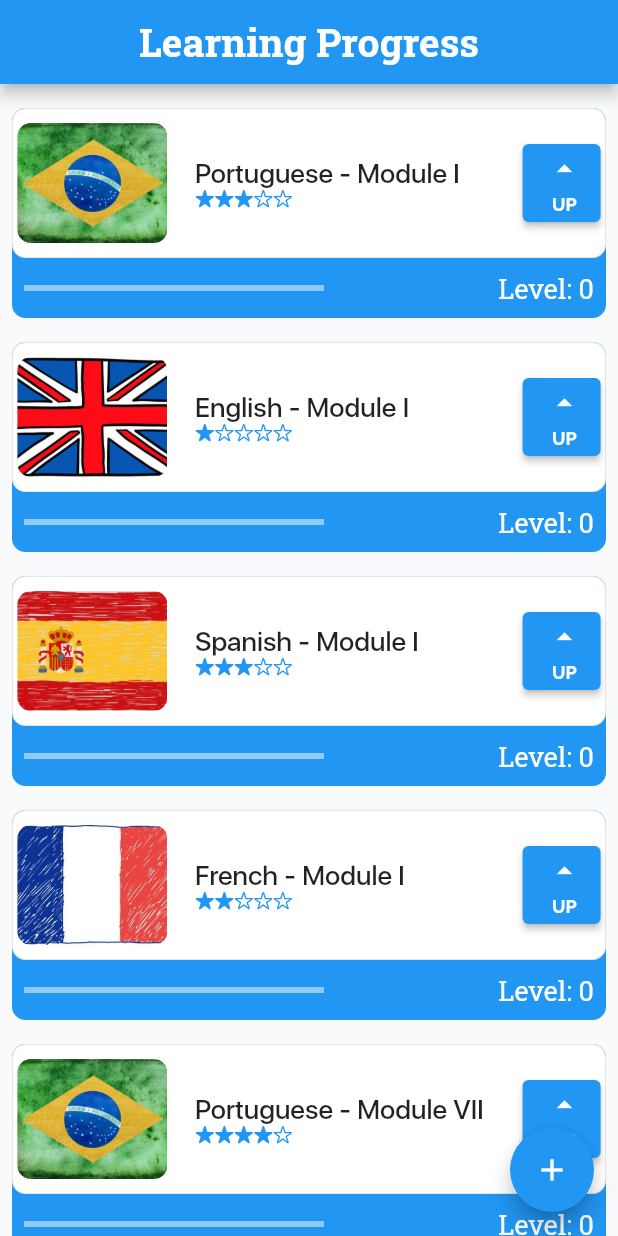
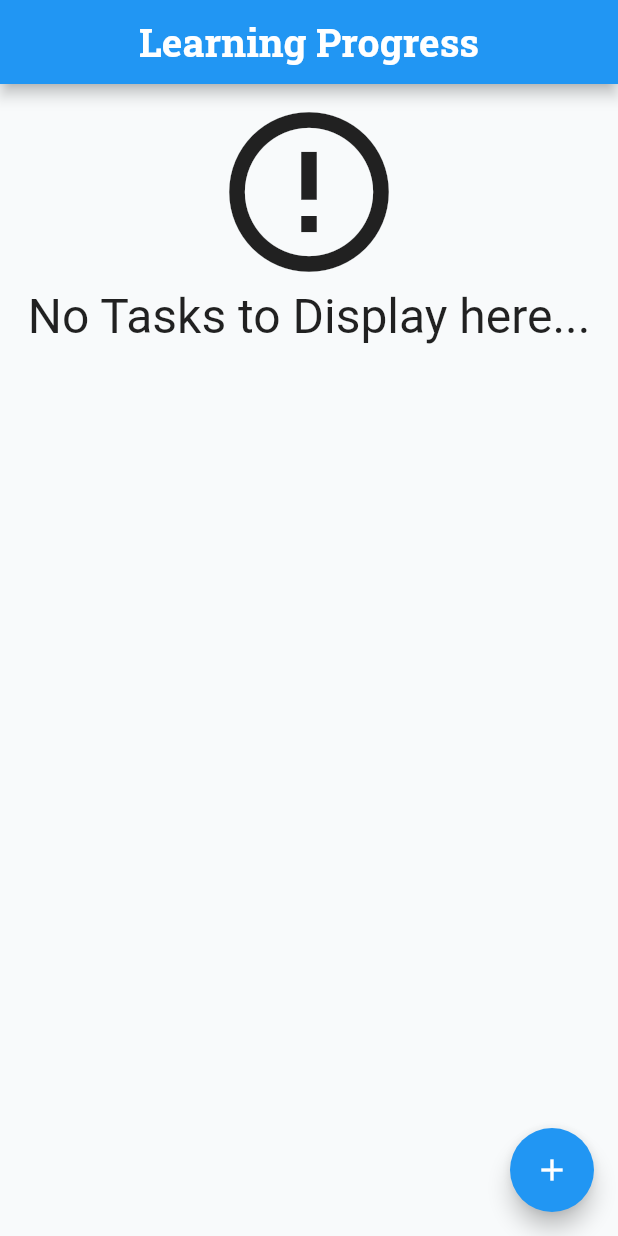
Before and after one commit to RickHPotter/self_study_notes.dart, a Flutter app: the screen it shows after launch, on a phone screen of 412 x 824 dp. Run offline on Flutter 3.47's test engine with Material 2 defaults, Android fonts, the phone set to English and light mode, and no system bars; our stand-ins replace sqflite; accounts and stored records are empty; project files that could hold a hidden picture were left out.

Commit message:
Merge remote-tracking branch 'origin/master'

```diff
--- /dev/null
+++ b/lib/data/task_dao.dart
@@ -0,0 +1,89 @@
+import 'package:lesson_one/data/database.dart';
+import 'package:sqflite/sqflite.dart';
+
+import '../components/task.dart';
+
+class TaskDao {
+  static const String _tableName = 'taskTable';
+  static const String _name = 'name';
+  static const String _difficulty = 'difficulty';
+  static const String _url = 'url';
+
+  static const String tableSQL = 'CREATE TABLE $_tableName('
+      '$_name TEXT, $_difficulty INTEGER, $_url TEXT)';
+
+  List<Task> toList(List<Map<String, dynamic>> tasksMap) {
+    print('Parsing Map into List...');
+    final List<Task> tasks = [];
+    for (Map<String, dynamic> line in tasksMap) {
+      final Task task = Task(
+        title: line[_name],
+        path: line[_url],
+        difficulty: line[_difficulty],
+      );
+      tasks.add(task);
+    }
+    print('Tasks List $tasks.');
+    return tasks;
+  }
+
+  Map<String, dynamic> toMap(Task task) {
+    print('Parsing List into Map...');
+    final Map<String, dynamic> tasks = {};
+    tasks.addAll(
+        {_name: task.title, _url: task.path, _difficulty: task.difficulty});
+    print('TasksMap has been created $tasks.');
+    return tasks;
+  }
+
+  // CREATE
+  create(Task task) async {
+    print('Initiating database...');
+    final Database db = await getDataBase();
+    var itemExists = await findSome(task.title);
+    Map<String, dynamic> tasksMap = toMap(task);
+
+    if (itemExists.isEmpty) {
+      print('Task does not exist.');
+      return await db.insert(_tableName, tasksMap);
+    } else {
+      print('Task already exists.');
+      return await db.update(_tableName, tasksMap,
+          where: '$_name = ?', whereArgs: [task.title]);
+    }
+  }
+
+  // READ
+  Future<List<Task>> findAll() async {
+    print('Accessing findAll()');
+    final Database db = await getDataBase();
+    final List<Map<String, dynamic>> tasks = await db.query(_tableName);
+    print('Looking up data... \nFound $tasks');
+    return toList(tasks);
+  }
+
+  Future<List<Task>> findSome(String taskName) async {
+    print('Accessing findSome()');
+    final Database db = await getDataBase();
+    final List<Map<String, dynamic>> tasks = await db.query(
+      _tableName,
+      where: '$_name = ?',
+      whereArgs: [taskName],
+    );
+    print('Looking up data... \nFound $tasks');
+    return toList(tasks);
+  }
+
+  // UPDATE
+
+  // DELETE
+  delete(String taskName) async {
+    print('Deleting task...');
+    final Database db = await getDataBase();
+    return db.delete(
+      _tableName,
+      where: '$_name = ?',
+      whereArgs: [taskName],
+    );
+  }
+}
--- a/lib/data/task_inherited.dart
+++ b/lib/data/task_inherited.dart
@@ -36,7 +36,11 @@ class TaskInherited extends InheritedWidget {
     ),
   ];
 
-  void newTask({required String title, required int difficulty, required String path}) {
+  void newTask({
+    required String title,
+    required int difficulty,
+    required String path
+  }) {
     taskList.add(Task(title: title, difficulty: difficulty, path: path));
   }
 
--- a/lib/routes/init.dart
+++ b/lib/routes/init.dart
@@ -1,8 +1,11 @@
 import 'package:flutter/material.dart';
-import 'package:lesson_one/data/task_inherited.dart';
 // import 'package:flutter/cupertino.dart';
 
 // import '../components/task.dart';
+// import 'package:lesson_one/data/task_inherited.dart';
+
+import '../components/task.dart';
+import '../data/task_dao.dart';
 import 'form.dart';
 
 class HomeScreen extends StatelessWidget {
@@ -23,11 +26,50 @@ class HomeScreen extends StatelessWidget {
       ),
       body: Container(
         color: const Color.fromARGB(40, 236, 249, 255),
-        child: ListView(
+        child: Padding(
           padding: const EdgeInsets.only(top: 8, bottom: 80),
-          children: TaskInherited.of(context).taskList,
+          child: FutureBuilder<List<Task>>(
+              future: TaskDao().findAll(),
+              builder: (context, snapshot)
+              {
+                List<Task>? items = snapshot.data;
+                switch (snapshot.connectionState) {
+                  case ConnectionState.none:
+                    return buildLoadingCenter();
+                  case ConnectionState.waiting:
+                    return buildLoadingCenter();
+                  case ConnectionState.active:
+                    return buildLoadingCenter();
+                  case ConnectionState.done:
+                    if (snapshot.hasData && items != null) {
+                    print('imhere');
+                      if (items.isNotEmpty) {
+
+                      return ListView.builder(
+                          itemCount: items.length,
+                          itemBuilder: (BuildContext context, int index) {
+                            final Task task = items[index];
+                            return task;
+                          }
+                      );
+                    }
+                    return Center(
+                        child: Column(
+                          children: const [
+                            Icon(Icons.error_outline, size: 128),
+                            Text(
+                                'No Tasks to Display here...',
+                            style: TextStyle(fontSize: 32),
+                            ),
+                          ],
+                        ),);
+                 }
+                return const Text('Unknown Error...');
+                }
+              }),
+            // TaskInherited.of(context).taskList,
+          ),
         ),
-      ),
         floatingActionButton: FloatingActionButton(
             onPressed: () {
               Navigator.push(
@@ -40,4 +82,15 @@ class HomeScreen extends StatelessWidget {
         ),
     );
   }
+
+  Center buildLoadingCenter() {
+    return Center(
+                    child: Column(
+                      children: const [
+                        CircularProgressIndicator(),
+                        Text('Loading...'),
+                      ],
+                    )
+                  );
+  }
 }
--- a/pubspec.yaml
+++ b/pubspec.yaml
@@ -35,6 +35,7 @@ dependencies:
   # The following adds the Cupertino Icons font to your application.
   # Use with the CupertinoIcons class for iOS style icons.
   cupertino_icons: ^1.0.2
+  sqflite: ^2.2.4+1
 
 dev_dependencies:
   flutter_test:
```
Also changed, not shown: lib/data/database.dart (added, +12 -0 lines), docs/flutter_apprentice_p281.png (added), pubspec.lock, 1 other file.
